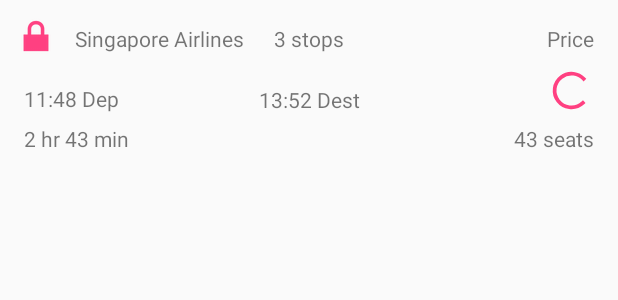
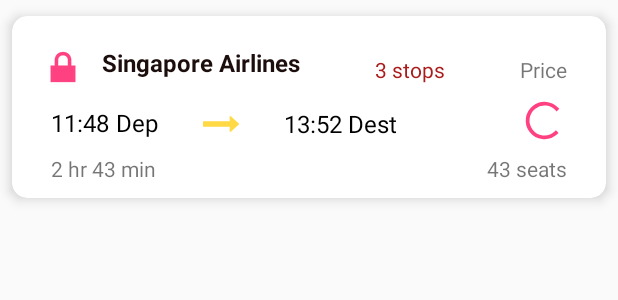
Before and after one commit to sphinx1991/RxFlight, an Android app: the layout layout_ticket.xml on its own in the app's theme, with its tools: preview values and no code run, on a phone screen of 412 x 824 dp. Shown: the top 300 px of the screen. Run offline under Robolectric (Android 15) with nearby library versions, the phone set to English and light mode, and no system bars; plain views replace SpinKitView.

Commit message:
feat: ui changes

```diff
--- /dev/null
+++ b/app/src/main/res/drawable/ic_long_arrow.xml
@@ -0,0 +1,4 @@
+<vector android:height="24dp" android:viewportHeight="493.356"
+    android:viewportWidth="493.356" android:width="24dp" xmlns:android="http://schemas.android.com/apk/res/android">
+    <path android:fillColor="#FFDA44" android:pathData="M490.498,239.278l-109.632,-99.929c-3.046,-2.474 -6.376,-2.95 -9.993,-1.427c-3.613,1.525 -5.427,4.283 -5.427,8.282v63.954H9.136c-2.666,0 -4.856,0.855 -6.567,2.568C0.859,214.438 0,216.628 0,219.292v54.816c0,2.663 0.855,4.853 2.568,6.563c1.715,1.712 3.905,2.567 6.567,2.567h356.313v63.953c0,3.812 1.817,6.57 5.428,8.278c3.62,1.529 6.95,0.951 9.996,-1.708l109.632,-101.077c1.903,-1.902 2.852,-4.182 2.852,-6.849C493.356,243.367 492.401,241.181 490.498,239.278z"/>
+</vector>
--- a/app/src/main/res/layout/layout_ticket.xml
+++ b/app/src/main/res/layout/layout_ticket.xml
@@ -1,7 +1,18 @@
 <?xml version="1.0" encoding="utf-8"?>
-<android.support.constraint.ConstraintLayout xmlns:android="http://schemas.android.com/apk/res/android"
+
+<android.support.v7.widget.CardView
+    xmlns:android="http://schemas.android.com/apk/res/android"
     xmlns:app="http://schemas.android.com/apk/res-auto"
     xmlns:tools="http://schemas.android.com/tools"
+    android:layout_width="match_parent"
+    android:layout_height="wrap_content"
+    app:cardCornerRadius="10dp"
+    app:cardElevation="5dp"
+    app:cardUseCompatPadding="true"
+    app:cardPreventCornerOverlap="true"
+    app:contentPadding="10dp">
+
+    <android.support.constraint.ConstraintLayout
         android:layout_width="match_parent"
         android:layout_height="match_parent">
 
@@ -19,8 +30,12 @@
             android:id="@+id/tv_airline_name"
             android:layout_width="wrap_content"
             android:layout_height="wrap_content"
+            android:ellipsize="end"
+            android:textStyle="bold"
+            android:textSize="16sp"
+            android:textColor="#1d0e0e"
             android:layout_marginStart="10dp"
-        android:layout_marginTop="16dp"
+            android:layout_marginTop="10dp"
             app:layout_constraintStart_toEndOf="@+id/logo"
             app:layout_constraintTop_toTopOf="parent"
             tools:text="Singapore Airlines" />
@@ -29,9 +44,13 @@
             android:id="@+id/tv_num_stops"
             android:layout_width="wrap_content"
             android:layout_height="wrap_content"
+            android:layout_marginEnd="8dp"
+            android:layout_marginStart="8dp"
             android:layout_marginTop="16dp"
-        app:layout_constraintEnd_toEndOf="parent"
-        app:layout_constraintStart_toStartOf="parent"
+            android:textColor="#ab1b1b"
+            android:text="14sp"
+            app:layout_constraintEnd_toStartOf="@+id/textView3"
+            app:layout_constraintStart_toEndOf="@+id/tv_airline_name"
             app:layout_constraintTop_toTopOf="parent"
             tools:text="3 stops" />
 
@@ -41,6 +60,7 @@
             android:layout_height="wrap_content"
             android:layout_marginEnd="16dp"
             android:layout_marginTop="16dp"
+            android:textSize="14sp"
             android:text="Price"
             app:layout_constraintEnd_toEndOf="parent"
             app:layout_constraintTop_toTopOf="parent" />
@@ -50,7 +70,9 @@
             android:layout_width="wrap_content"
             android:layout_height="wrap_content"
             android:layout_marginStart="16dp"
-        android:layout_marginTop="16dp"
+            android:layout_marginTop="10dp"
+            android:textSize="16sp"
+            android:textColor="#000000"
             app:layout_constraintStart_toStartOf="parent"
             app:layout_constraintTop_toBottomOf="@+id/logo"
             tools:text="11:48 Dep" />
@@ -59,9 +81,13 @@
             android:id="@+id/tv_arrival"
             android:layout_width="wrap_content"
             android:layout_height="wrap_content"
-        android:layout_marginTop="21dp"
-        app:layout_constraintEnd_toEndOf="parent"
-        app:layout_constraintStart_toStartOf="parent"
+            android:layout_marginEnd="8dp"
+            android:layout_marginStart="8dp"
+            android:layout_marginTop="15dp"
+            android:textSize="16sp"
+            android:textColor="#000000"
+            app:layout_constraintEnd_toStartOf="@+id/relativeLayout"
+            app:layout_constraintStart_toEndOf="@+id/tv_departure"
             app:layout_constraintTop_toBottomOf="@+id/tv_num_stops"
             tools:text="13:52 Dest" />
 
@@ -70,7 +96,7 @@
             android:layout_width="wrap_content"
             android:layout_height="wrap_content"
             android:layout_marginStart="16dp"
-        android:layout_marginTop="7dp"
+            android:layout_marginTop="10dp"
             app:layout_constraintStart_toStartOf="parent"
             app:layout_constraintTop_toBottomOf="@+id/tv_departure"
             tools:text="2 hr 43 min" />
@@ -112,4 +138,19 @@
                 android:layout_gravity="right"
                 app:SpinKit_Color="@color/colorAccent" />
         </RelativeLayout>
+
+        <ImageView
+            android:id="@+id/imageView2"
+            android:layout_width="wrap_content"
+            android:layout_height="wrap_content"
+            android:layout_marginBottom="10dp"
+            android:layout_marginEnd="8dp"
+            android:layout_marginStart="8dp"
+            app:layout_constraintBottom_toBottomOf="parent"
+            app:layout_constraintEnd_toStartOf="@+id/tv_arrival"
+            app:layout_constraintStart_toEndOf="@+id/tv_departure"
+            app:layout_constraintTop_toBottomOf="@+id/tv_airline_name"
+            app:srcCompat="@drawable/ic_long_arrow" />
     </android.support.constraint.ConstraintLayout>
+
+</android.support.v7.widget.CardView>
```
Lines whose indentation alone changed are shown as unchanged.
